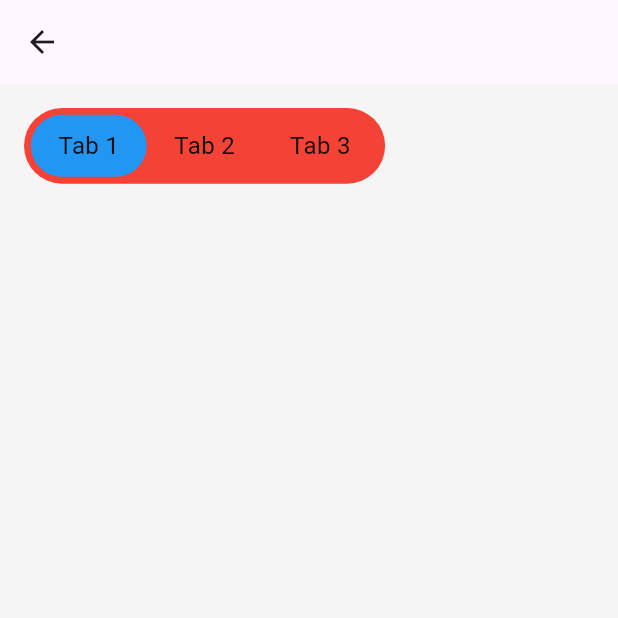
After one commit to teamflutter/nova-design-system-flutter, a Flutter app: the screen it shows after launch, after a tap on "Segmented Control", on a phone screen of 412 x 824 dp, the top half of it. The commit adds this screen. Run offline on Flutter 3.47's test engine with Material 3 defaults, Android fonts, the phone set to English and light mode, and no system bars; our stand-ins replace flutter_screenutil; Roboto replaces fonts that are missing (DM-Sans).

Commit message:
feat : segmented control added. need to add animation

```diff
--- a/example/lib/main.dart
+++ b/example/lib/main.dart
@@ -3,6 +3,7 @@ import 'package:nova_design_system_flutter/theme/ResponsiveWrapper.dart';
 import 'package:nova_design_system_flutter_example/samples/AccordionSamples.dart';
 import 'package:nova_design_system_flutter_example/samples/AvatarSamples.dart';
 import 'package:nova_design_system_flutter_example/samples/RadiobuttonSample.dart';
+import 'package:nova_design_system_flutter_example/samples/SegmentedControlSample.dart';
 
 void main() {
   runApp(const ResponsiveWrapper(child: MyApp()));
@@ -66,6 +67,17 @@ class _MyAppState extends State<MyApp> {
                     SizedBox(
                       height: 8,
                     ),
+                    FilledButton(
+                        onPressed: () {
+                          Navigator.push(
+                              context,
+                              MaterialPageRoute(
+                                  builder: (context) => const SegmentedControlSamples()));
+                        },
+                        child: const Text("Segmented Control")),
+                    SizedBox(
+                      height: 8,
+                    ),
                   ],
                 ),
               );
--- /dev/null
+++ b/example/lib/samples/SegmentedControlSample.dart
@@ -0,0 +1,45 @@
+import 'package:flutter/material.dart';
+import 'package:nova_design_system_flutter/components/NAccordion.dart';
+import 'package:nova_design_system_flutter/components/NRadioButton.dart';
+import 'package:nova_design_system_flutter/components/NSegmentedControl.dart';
+
+class SegmentedControlSamples extends StatefulWidget {
+  const SegmentedControlSamples({super.key});
+
+  @override
+  State<SegmentedControlSamples> createState() => _SegmentedControlSamplesState();
+}
+
+class _SegmentedControlSamplesState extends State<SegmentedControlSamples> {
+  bool _isSelected = false;
+
+  @override
+  Widget build(BuildContext context) {
+    return Scaffold(
+      appBar: AppBar(),
+      backgroundColor: const Color(0xFFF5F5F5),
+      body: SingleChildScrollView(
+        padding: const EdgeInsets.all(16),
+        child: Column(
+          crossAxisAlignment: CrossAxisAlignment.start,
+          mainAxisAlignment: MainAxisAlignment.start,
+          children: [
+            SegmentedControl(
+              items: [
+                SegmentedControlItem(text: "Tab 1"),
+                SegmentedControlItem(text: "Tab 2"),
+                SegmentedControlItem(text: "Tab 3"),
+              ],
+              selectedIndex: 0,
+              onIndexChanged: (index) {
+                print("Selected index: $index");
+              },
+              size: SegmentedControlSize.md,
+              controlBgColor: Colors.red,
+            ),
+          ],
+        ),
+      ),
+    );
+  }
+}
--- /dev/null
+++ b/lib/components/NSegmentedControl.dart
@@ -0,0 +1,113 @@
+import 'package:flutter/material.dart';
+import 'package:flutter_screenutil/flutter_screenutil.dart';
+
+import '../theme/AppColors.dart';
+import '../theme/AppTypography.dart';
+import '../theme/ResponsiveUtil.dart';
+import '../theme/ThemeUtils.dart';
+
+class SegmentedControlItem {
+  final String? text;
+  final Widget? icon;
+
+  SegmentedControlItem({this.text, this.icon})
+      : assert(text != null || icon != null,
+            "Either text or icon must be provided"),
+        assert(
+            !(text != null && icon != null), "Cannot use both text and icon");
+}
+
+enum SegmentedControlSize { sm, md }
+
+class SegmentedControl extends StatelessWidget {
+  final List<SegmentedControlItem> items;
+  final int selectedIndex;
+  final ValueChanged<int> onIndexChanged;
+  final SegmentedControlSize size;
+  final Color? itemBgColor;
+  final Color? itemTextColor;
+  final Color? controlBgColor;
+
+  const SegmentedControl({
+    super.key,
+    required this.items,
+    required this.selectedIndex,
+    required this.onIndexChanged,
+    required this.size,
+    this.itemBgColor,
+    this.itemTextColor,
+    this.controlBgColor,
+  }) : assert(items.length > 1,
+            "There must be at least 2 items in the segmented control");
+
+  @override
+  Widget build(BuildContext context) {
+    final isSm = size == SegmentedControlSize.sm;
+
+    final typography = AppTypography.uiStyle(context);
+
+    final ColorPalette colorPalette = ThemeUtils.getPalette(context);
+    return Container(
+      padding: EdgeInsets.symmetric(
+          vertical: ResponsiveUtils.width(4),
+          horizontal: ResponsiveUtils.width(4)),
+      decoration: BoxDecoration(
+        color: controlBgColor ?? colorPalette.lightGray,
+        borderRadius: BorderRadius.circular(999.r),
+      ),
+      child: Row(
+        mainAxisSize: MainAxisSize.min,
+        children: List.generate(items.length, (index) {
+          final item = items[index];
+          final isSelected = index == selectedIndex;
+
+          // Determine padding and shape
+          final padding = item.text != null
+              ? EdgeInsets.symmetric(
+                  horizontal: isSm
+                      ? ResponsiveUtils.width(8)
+                      : ResponsiveUtils.width(16),
+                  vertical: isSm
+                      ? ResponsiveUtils.width(4)
+                      : ResponsiveUtils.width(8),
+                )
+              : EdgeInsets.all(isSm ? 4.r : 16.r);
+
+          final shape = item.text != null
+              ? RoundedRectangleBorder(
+                  borderRadius: BorderRadius.circular(999.r),
+                )
+              : const CircleBorder();
+
+          return Material(
+            color:
+                isSelected ? (itemBgColor ?? Colors.blue) : Colors.transparent,
+            shape: shape,
+            child: InkWell(
+              onTap: () => onIndexChanged(index),
+              borderRadius: shape is RoundedRectangleBorder
+                  ? shape.borderRadius.resolve(TextDirection.ltr)
+                  : BorderRadius.circular(999),
+              child: Container(
+                padding: padding,
+                alignment: Alignment.center,
+                child: item.text != null
+                    ? Text(
+                        item.text!,
+                        style: typography.sm.copyWith(
+                            color:
+                                (itemTextColor ?? colorPalette.midnightBlack)),
+                      )
+                    : SizedBox(
+                        height: ResponsiveUtils.height(24),
+                        width: ResponsiveUtils.width(24),
+                        child: item.icon,
+                      ),
+              ),
+            ),
+          );
+        }),
+      ),
+    );
+  }
+}
--- a/lib/theme/AppColors.dart
+++ b/lib/theme/AppColors.dart
@@ -38,7 +38,7 @@ class LightColors {
   static const electricBlue = Color(0xFF0A72F9);
   static const mist = Color(0x0A000000);
   static const stone = Color(0xFFE2E2E2);
-  static const lightGray = Color(0xFFF5F5F5);
+  static const lightGray = Color(0xFFF8F8F8);
   static const pureWhite = Color(0xFFFFFFFF);
   static const charcoal = Color(0x8F000000);
   static const midnightBlack = Color(0xFF0B0B0B);
```
